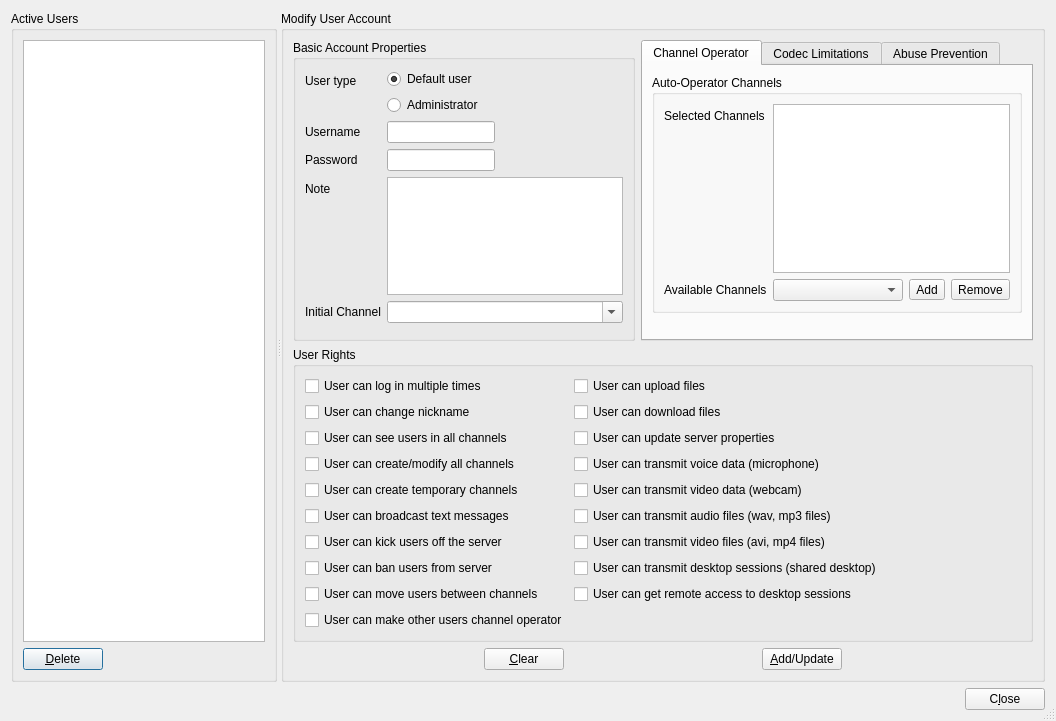
Qt form Client/qtTeamTalk/useraccounts.ui (Vector1990/TeamTalk5) before a commit.
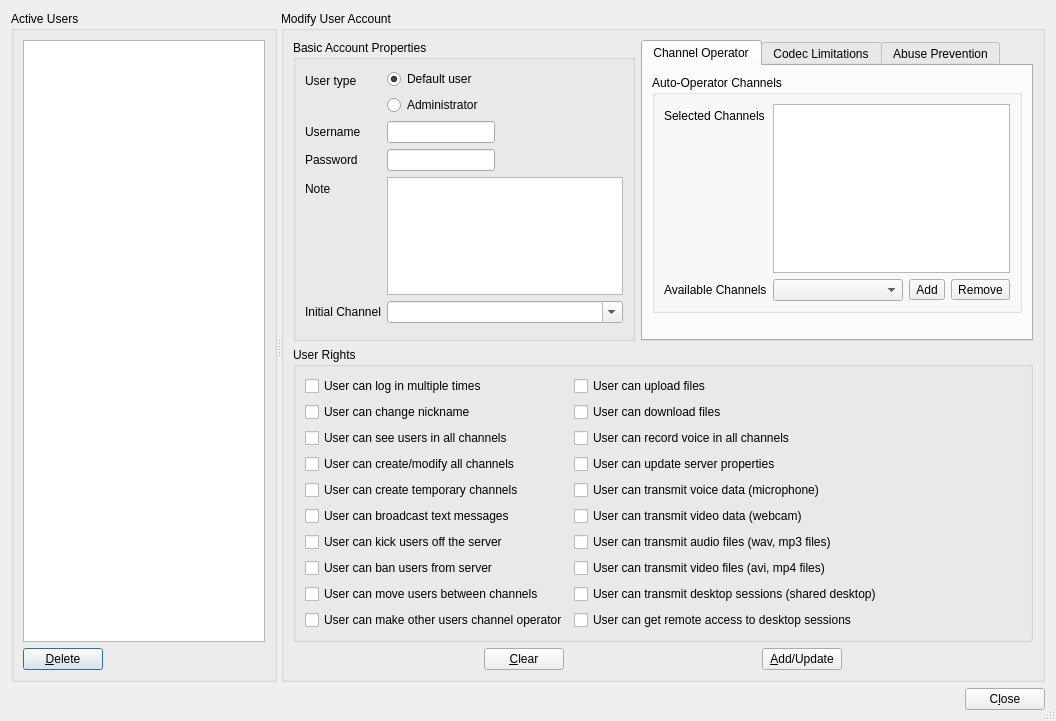
The same form after that commit.

Commit message: Qt client support for record voice user-right

```diff
--- a/Client/qtTeamTalk/useraccounts.ui
+++ b/Client/qtTeamTalk/useraccounts.ui
@@ -444,6 +444,20 @@
             </property>
            </widget>
           </item>
+          <item row="1" column="0">
+           <widget class="QCheckBox" name="chnickBox">
+            <property name="text">
+             <string>User can change nickname</string>
+            </property>
+           </widget>
+          </item>
+          <item row="1" column="1">
+           <widget class="QCheckBox" name="downloadfilesBox">
+            <property name="text">
+             <string>User can download files</string>
+            </property>
+           </widget>
+          </item>
           <item row="2" column="0">
            <widget class="QCheckBox" name="viewallusersBox">
             <property name="sizePolicy">
@@ -518,69 +532,62 @@
             </property>
            </widget>
           </item>
-          <item row="1" column="0">
-           <widget class="QCheckBox" name="chnickBox">
-            <property name="text">
-             <string>User can change nickname</string>
-            </property>
-           </widget>
-          </item>
-          <item row="1" column="1">
-           <widget class="QCheckBox" name="downloadfilesBox">
-            <property name="text">
-             <string>User can download files</string>
-            </property>
-           </widget>
-          </item>
-          <item row="2" column="1">
-           <widget class="QCheckBox" name="srvpropBox">
-            <property name="text">
-             <string>User can update server properties</string>
-            </property>
-           </widget>
-          </item>
-          <item row="3" column="1">
-           <widget class="QCheckBox" name="transmitvoiceBox">
-            <property name="text">
-             <string>User can transmit voice data (microphone)</string>
-            </property>
-           </widget>
-          </item>
-          <item row="4" column="1">
-           <widget class="QCheckBox" name="transmitvideoBox">
-            <property name="text">
-             <string>User can transmit video data (webcam)</string>
-            </property>
-           </widget>
-          </item>
-          <item row="5" column="1">
-           <widget class="QCheckBox" name="transmitaudiofileBox">
-            <property name="text">
-             <string>User can transmit audio files (wav, mp3 files)</string>
-            </property>
-           </widget>
-          </item>
-          <item row="6" column="1">
-           <widget class="QCheckBox" name="transmitvideofileBox">
-            <property name="text">
-             <string>User can transmit video files (avi, mp4 files)</string>
-            </property>
-           </widget>
-          </item>
-          <item row="7" column="1">
-           <widget class="QCheckBox" name="transmitdesktopBox">
-            <property name="text">
-             <string>User can transmit desktop sessions (shared desktop)</string>
-            </property>
-           </widget>
-          </item>
-          <item row="8" column="1">
+          <item row="9" column="1">
            <widget class="QCheckBox" name="transmitdesktopaccessBox">
             <property name="text">
              <string>User can get remote access to desktop sessions</string>
             </property>
            </widget>
           </item>
+          <item row="8" column="1">
+           <widget class="QCheckBox" name="transmitdesktopBox">
+            <property name="text">
+             <string>User can transmit desktop sessions (shared desktop)</string>
+            </property>
+           </widget>
+          </item>
+          <item row="7" column="1">
+           <widget class="QCheckBox" name="transmitvideofileBox">
+            <property name="text">
+             <string>User can transmit video files (avi, mp4 files)</string>
+            </property>
+           </widget>
+          </item>
+          <item row="6" column="1">
+           <widget class="QCheckBox" name="transmitaudiofileBox">
+            <property name="text">
+             <string>User can transmit audio files (wav, mp3 files)</string>
+            </property>
+           </widget>
+          </item>
+          <item row="5" column="1">
+           <widget class="QCheckBox" name="transmitvideoBox">
+            <property name="text">
+             <string>User can transmit video data (webcam)</string>
+            </property>
+           </widget>
+          </item>
+          <item row="4" column="1">
+           <widget class="QCheckBox" name="transmitvoiceBox">
+            <property name="text">
+             <string>User can transmit voice data (microphone)</string>
+            </property>
+           </widget>
+          </item>
+          <item row="3" column="1">
+           <widget class="QCheckBox" name="srvpropBox">
+            <property name="text">
+             <string>User can update server properties</string>
+            </property>
+           </widget>
+          </item>
+          <item row="2" column="1">
+           <widget class="QCheckBox" name="recordBox">
+            <property name="text">
+             <string>User can record voice in all channels</string>
+            </property>
+           </widget>
+          </item>
          </layout>
         </widget>
        </item>
```
Left out of the diff: 17 changed lines with no effect on the pictures. The commit also changes 1 other file.
